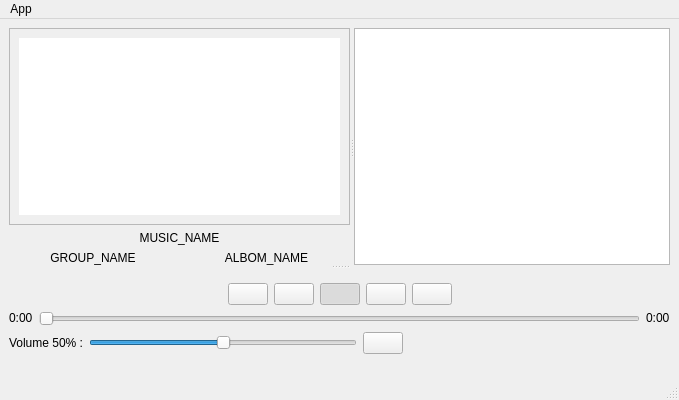
First picture: the form in MusicPlayer/mainwindow.ui, repository x0r4ks/SystemProgramming, before the edit.
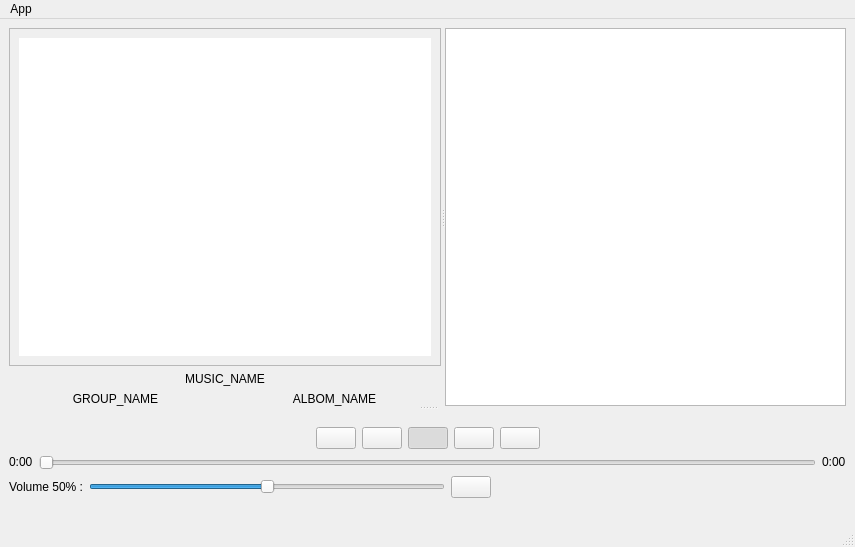
Second picture: the form after the edit. Icons and pictures are not drawn.

The edit to the form file:
```diff
--- a/MusicPlayer/mainwindow.ui
+++ b/MusicPlayer/mainwindow.ui
@@ -6,8 +6,8 @@
    <rect>
     <x>0</x>
     <y>0</y>
-    <width>679</width>
-    <height>400</height>
+    <width>855</width>
+    <height>547</height>
    </rect>
   </property>
   <property name="windowTitle">
@@ -21,6 +21,12 @@
    <layout class="QGridLayout" name="gridLayout_3">
     <item row="0" column="0">
      <widget class="QSplitter" name="splitter_2">
+      <property name="sizePolicy">
+       <sizepolicy hsizetype="Preferred" vsizetype="Expanding">
+        <horstretch>0</horstretch>
+        <verstretch>0</verstretch>
+       </sizepolicy>
+      </property>
       <property name="minimumSize">
        <size>
         <width>0</width>
@@ -145,6 +151,12 @@
        </widget>
       </widget>
       <widget class="QWidget" name="widget_3" native="true">
+       <property name="sizePolicy">
+        <sizepolicy hsizetype="Preferred" vsizetype="Preferred">
+         <horstretch>0</horstretch>
+         <verstretch>0</verstretch>
+        </sizepolicy>
+       </property>
        <property name="minimumSize">
         <size>
          <width>0</width>
@@ -154,7 +166,7 @@
        <property name="maximumSize">
         <size>
          <width>16777215</width>
-         <height>100</height>
+         <height>130</height>
         </size>
        </property>
        <layout class="QGridLayout" name="gridLayout_2">
@@ -355,6 +367,12 @@
            <layout class="QHBoxLayout" name="horizontalLayout_3">
             <item>
              <widget class="QLabel" name="volume_lable">
+              <property name="sizePolicy">
+               <sizepolicy hsizetype="Preferred" vsizetype="Preferred">
+                <horstretch>0</horstretch>
+                <verstretch>0</verstretch>
+               </sizepolicy>
+              </property>
               <property name="text">
                <string>Volume 50% :</string>
               </property>
@@ -433,8 +451,8 @@
     <rect>
      <x>0</x>
      <y>0</y>
-     <width>679</width>
-     <height>28</height>
+     <width>855</width>
+     <height>24</height>
     </rect>
    </property>
    <widget class="QMenu" name="menuFile">
```
Left out of the diff: 72 changed lines with no effect on the pictures.
